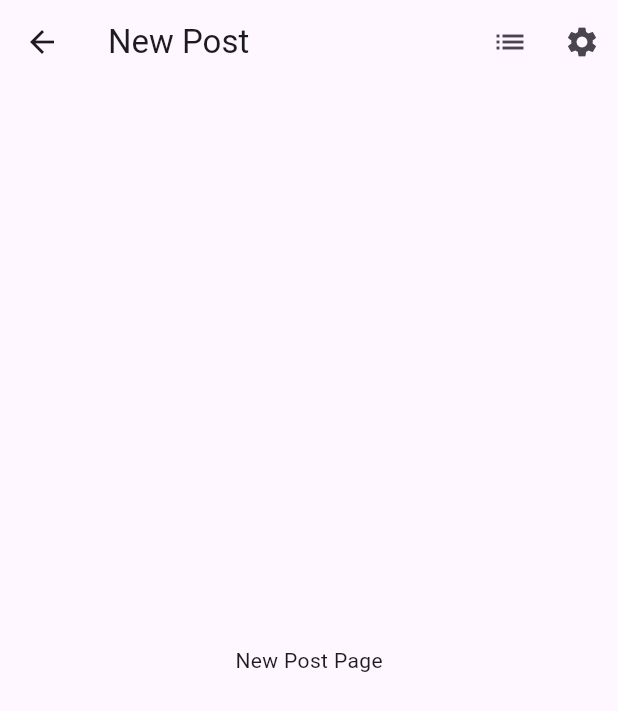
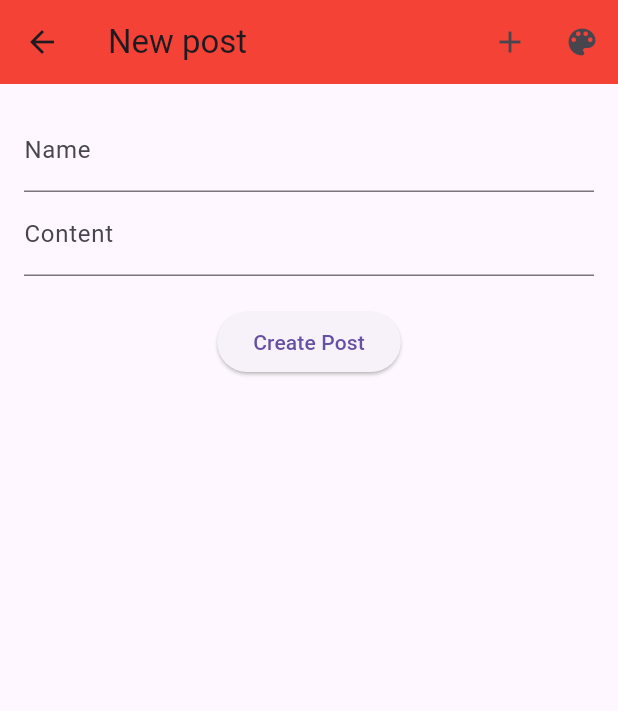
Before and after one commit to priscille-ngondankoy-vinci/tuto6, a Flutter app: the NewPost screen opened by its route, on a phone screen of 412 x 824 dp. Shown: the top 711 px of the screen. Run offline on Flutter 3.47's test engine with Material 3 defaults, Android fonts, the phone set to English and light mode, and no system bars; our stand-ins replace go_router, shared_preferences, sqflite, sqflite_common_ffi_web; accounts and stored records are empty.

Commit message:
Gestion de notes complète

```diff
--- a/lib/main.dart
+++ b/lib/main.dart
@@ -8,6 +8,7 @@ import 'package:tuto6/services/post_service.dart';
 import 'package:tuto6/view_model/post_view_model.dart';
 import 'package:tuto6/view_model/theme_view_model.dart';
 import 'package:tuto6/views/new_List.dart';
+import 'package:tuto6/views/post_details.dart';
 import 'package:tuto6/views/post_list.dart';
 import 'package:tuto6/views/settings.dart';
 
@@ -56,7 +57,14 @@ class MyApp extends StatelessWidget {
               GoRoute(
                 path: 'settings',
                 builder: (context, state) => const Settings(),
-              )
+              ),
+              GoRoute(
+                path: 'posts/:id',
+                builder:
+                    (context, state) => PostDetails(
+                  postId: state.pathParameters['id'] ?? '',
+                ),
+              ),
             ]
         )
       ]
--- a/lib/views/new_list.dart
+++ b/lib/views/new_list.dart
@@ -1,39 +1,73 @@
 import 'package:flutter/material.dart';
-import 'package:tuto6/views/settings.dart';
-import 'post_list.dart';
+import 'package:provider/provider.dart';
 
+import '../view_model/post_view_model.dart';
+import '../widgets/nav_bar.dart';
 
-class NewPost extends StatelessWidget {
+class NewPost extends StatefulWidget {
   const NewPost({super.key});
+
+  @override
+  State<NewPost> createState() => _NewPostState();
+}
+
+class _NewPostState extends State<NewPost> {
+  final _formKey = GlobalKey<FormState>();
+  final _nameController = TextEditingController();
+  final _contentController = TextEditingController();
+
+  @override
+  void dispose() {
+    _nameController.dispose();
+    _contentController.dispose();
+    super.dispose();
+  }
+
+  void _submit() {
+    if (_formKey.currentState!.validate()) {
+      final name = _nameController.text;
+      final content = _contentController.text;
+      Provider.of<PostViewModel>(context, listen: false).addPost(name, content);
+      Navigator.of(context).pop();
+    }
+  }
 
   @override
   Widget build(BuildContext context) {
     return Scaffold(
-      appBar: AppBar(
-        title: const Text('New Post'),
-        actions: [
-          IconButton(
-            icon: const Icon(Icons.list),
-            onPressed: () {
-              Navigator.push(
-                context,
-                MaterialPageRoute(builder: (context) => const PostList()),
-              );
-            },
+      appBar: navBar(context, "New post"),
+      body: Padding(
+        padding: const EdgeInsets.all(16.0),
+        child: Form(
+          key: _formKey,
+          child: Column(
+            children: [
+              TextFormField(
+                controller: _nameController,
+                decoration: const InputDecoration(labelText: 'Name'),
+                validator:
+                    (value) =>
+                (value == null || value.isEmpty)
+                    ? 'Please enter a name'
+                    : null,
+              ),
+              TextFormField(
+                controller: _contentController,
+                decoration: const InputDecoration(labelText: 'Content'),
+                validator:
+                    (value) =>
+                (value == null || value.isEmpty)
+                    ? 'Please enter a content'
+                    : null,
+              ),
+              const SizedBox(height: 20),
+              ElevatedButton(
+                onPressed: _submit,
+                child: const Text('Create Post'),
+              ),
+            ],
           ),
-          IconButton(
-            icon: const Icon(Icons.settings),
-            onPressed: () {
-              Navigator.push(
-                context,
-                MaterialPageRoute(builder: (context) => Settings()),
-              );
-            },
-          ),
-        ],
-      ),
-      body: const Center(
-        child: Text('New Post Page'),
+        ),
       ),
     );
   }
```
Also changed, not shown: lib/views/post_details.dart (added, +36 -0 lines), lib/views/post_list.dart (+24 -4 lines).
